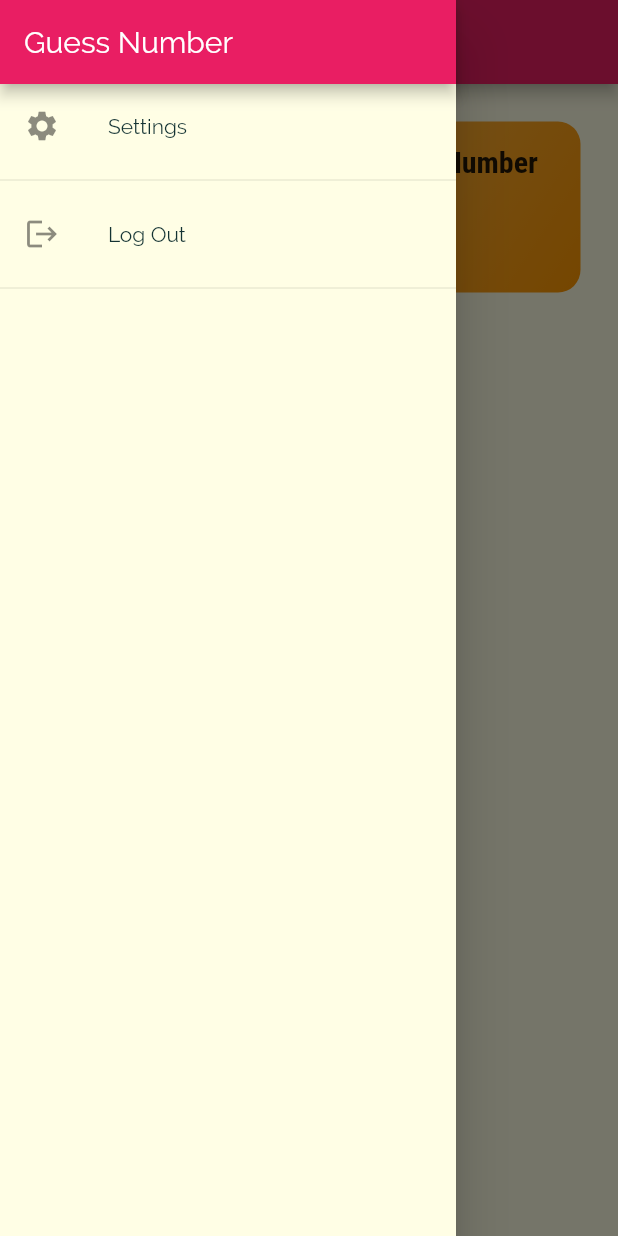
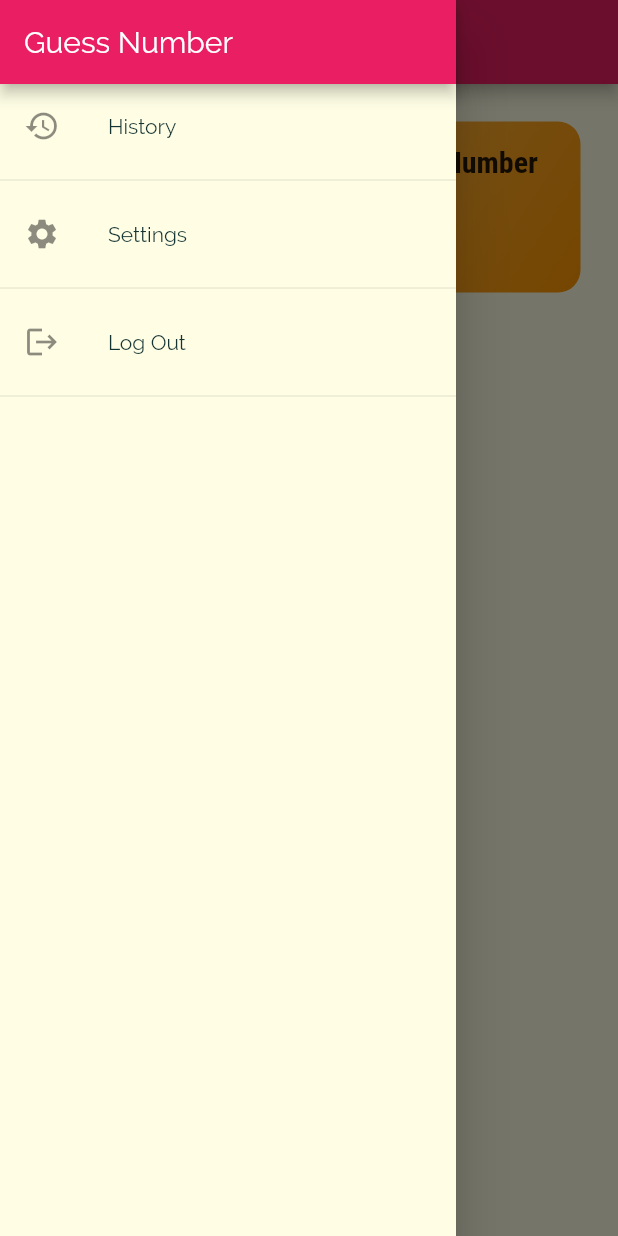
Before and after one commit to poknovem/guess_number, a Flutter app: the GameModeScreen screen opened by its route, with the side drawer open, on a phone screen of 412 x 824 dp. Run offline on Flutter 3.47's test engine with Material 2 defaults, Android fonts, the phone set to English and light mode, and no system bars; our stand-ins replace shared_preferences; accounts and stored records are empty.

Commit message:
increase user's history information

```diff
--- a/lib/handler/game_handler.dart
+++ b/lib/handler/game_handler.dart
@@ -16,9 +16,6 @@ class GameHandler {
   /// firebase database url
   static final String FIREBASE_REALTIME_DATABASE_URL =
       "https://guessnumber-90e65-default-rtdb.asia-southeast1.firebasedatabase.app/";
-
-  /// scored http verb
-  static final String SCORED_HTTP_VERB = "scored.json";
 
   /// auth token http verb
   static final String SCORED_AUTH_VERB = "?auth=";
@@ -39,6 +36,9 @@ class GameHandler {
   static final String FIREBASE_LOG_IN_BY_EMAIL_API_URL =
       FIREBASE_AUTHENTICATION_API_URL + "signInWithPassword?key=";
 
+  static final String USER_ID_KEYWORD = "USER_ID_KEYWORD";
+  static final String AUTH_KEYWORD = "AUTH_KEYWORD";
+
   ///sign up url
   static final String SIGN_UP_URL =
       FIREBASE_SIGN_UP_BY_EMAIL_API_URL + FIREBASE_WEB_API_KEY;
@@ -47,9 +47,22 @@ class GameHandler {
   static final String LOG_IN_URL =
       FIREBASE_LOG_IN_BY_EMAIL_API_URL + FIREBASE_WEB_API_KEY;
 
-  /// scored url
-  static final String SCORED_URL =
-      FIREBASE_REALTIME_DATABASE_URL + SCORED_HTTP_VERB + SCORED_AUTH_VERB;
+  /// save scored url
+  static final String SAVE_SCORED_URL = FIREBASE_REALTIME_DATABASE_URL +
+      "scored/" +
+      '/' +
+      USER_ID_KEYWORD +
+      '.json' +
+      SCORED_AUTH_VERB +
+      AUTH_KEYWORD;
+
+  /// get scired by userId url
+  static final String GET_SCORED_URL = FIREBASE_REALTIME_DATABASE_URL +
+      "scored/" +
+      USER_ID_KEYWORD +
+      '.json' +
+      SCORED_AUTH_VERB +
+      AUTH_KEYWORD;
 
   /// error message mapping
   static final Map<String, String> ERROR_MESSAGE_MAPPING = {
--- a/lib/language/impl/eng_language.dart
+++ b/lib/language/impl/eng_language.dart
@@ -54,4 +54,7 @@ class EngLanguage implements Language {
 
   @override
   String get logOut => "Log Out";
+
+  @override
+  String get history => "History";
 }
--- a/lib/language/impl/thai_language.dart
+++ b/lib/language/impl/thai_language.dart
@@ -54,4 +54,7 @@ class ThaiLanguage implements Language {
 
   @override
   String get logOut => "ล๊อคเอ๊าท์";
+
+  @override
+  String get history => "ประวัติการเล่น";
 }
--- a/lib/language/language.dart
+++ b/lib/language/language.dart
@@ -17,4 +17,5 @@ abstract class Language {
   String pleaseEnterXDigit(int digit);
   String get pleaseEnterNoDuplicateDigit;
   String get logOut;
+  String get history;
 }
--- a/lib/main.dart
+++ b/lib/main.dart
@@ -1,4 +1,5 @@
 import 'package:flutter/material.dart';
+import '../screen/history_screen.dart';
 import '../providers/lang.dart';
 import '../screen/settings_screen.dart';
 import '../providers/auth.dart';
@@ -30,9 +31,9 @@ class MyApp extends StatelessWidget {
           create: (BuildContext context) => Lang(),
         ),
         ChangeNotifierProxyProvider<Auth, Score>(
-          create: (BuildContext context) => Score("initial token"),
+          create: (BuildContext context) => Score("initial token", "user id"),
           update: (BuildContext context, Auth auth, ChangeNotifier? previous) =>
-              Score(auth.token!),
+              Score(auth.token!, auth.userId!),
         ),
       ],
       child: Consumer<Auth>(
@@ -73,6 +74,7 @@ class MyApp extends StatelessWidget {
             PlayGame.ROUTE_NAME: (ctx) => PlayGame(),
             AuthScreen.ROUTE_NAME: (ctx) => AuthScreen(),
             SettingsScreen.ROUTE_NAME: (ctx) => SettingsScreen(),
+            HistoryScreen.ROUTE_NAME: (ctx) => HistoryScreen(),
           },
         ),
       ),
--- /dev/null
+++ b/lib/models/score_item.dart
@@ -0,0 +1,13 @@
+class ScoreItem {
+  String _userId;
+  double _timeUsage;
+  DateTime _date;
+
+  ScoreItem(this._userId, this._timeUsage, this._date);
+
+  String get userId => _userId;
+
+  double get timeUsage => _timeUsage;
+
+  DateTime get date => _date;
+}
--- a/lib/providers/auth.dart
+++ b/lib/providers/auth.dart
@@ -27,6 +27,8 @@ class Auth with ChangeNotifier {
     return null;
   }
 
+  String? get userId => _userId;
+
   Future<void> _authenticate(
       String email, String password, String urlStr) async {
     final Uri url = Uri.parse(urlStr);
@@ -47,6 +49,7 @@ class Auth with ChangeNotifier {
       }
       _token = body['idToken'];
       _userId = body['localId'];
+      // print('_userId > ' + _userId!);
       _expiryDate = DateTime.now().add(
         Duration(
           seconds: int.parse(body['expiresIn']),
--- a/lib/widget/app_drawer.dart
+++ b/lib/widget/app_drawer.dart
@@ -1,4 +1,5 @@
 import 'package:flutter/material.dart';
+import '../screen/history_screen.dart';
 import '../providers/lang.dart';
 import '../providers/auth.dart';
 import '../screen/settings_screen.dart';
@@ -17,6 +18,14 @@ class AppDrawer extends StatelessWidget {
             title: Text('Guess Number'),
             automaticallyImplyLeading: false,
           ),
+          ListTile(
+            leading: Icon(Icons.history),
+            title: Text(lang.language.history),
+            onTap: () {
+              Navigator.of(context).pushNamed(HistoryScreen.ROUTE_NAME);
+            },
+          ),
+          Divider(),
           ListTile(
             leading: Icon(Icons.settings),
             title: Text(lang.language.settings),
--- a/pubspec.yaml
+++ b/pubspec.yaml
@@ -26,6 +26,7 @@ dependencies:
   http: ^0.13.3
   provider: ^5.0.0
   shared_preferences: ^2.0.6
+  intl: ^0.17.0
 
 
   # The following adds the Cupertino Icons font to your application.
```
Also changed, not shown: lib/providers/score.dart (+44 -4 lines), lib/screen/history_screen.dart (added, +90 -0 lines), pubspec.lock.
